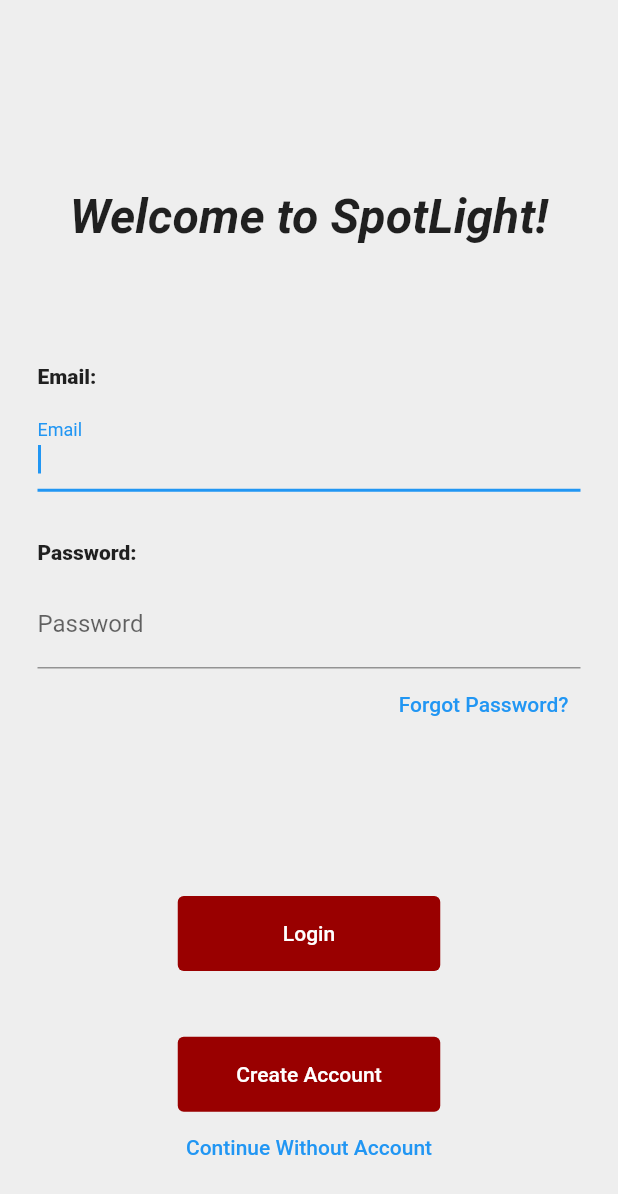
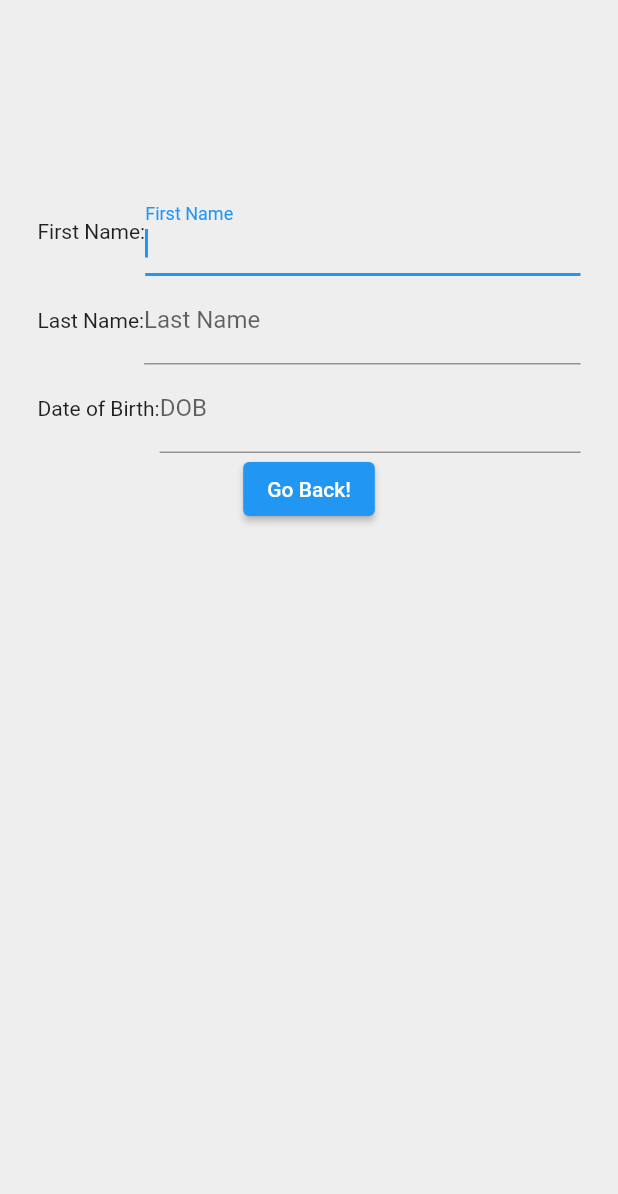
Before and after one commit to astrebe/project-spotlight, a Flutter app: the screen it shows after launch, on a phone screen of 412 x 824 dp. Shown: the top 1194 px of the screen. Run offline on Flutter 3.47's test engine with Material 2 defaults, Android fonts, the phone set to English and light mode, and no system bars; our stand-ins replace firebase_auth, firebase_core; accounts and stored records are empty.

Commit message:
Added UserSettings
Created and set up the user settings page and file. Also began setting up the UI for preliminary settings and layout of page. Also changed main to directly start user settings for testing purposes.

```diff
--- a/spotlight_app/lib/main.dart
+++ b/spotlight_app/lib/main.dart
@@ -1,6 +1,7 @@
 import 'package:flutter/material.dart';
 import "package:firebase_core/firebase_core.dart";
 import 'LoginScreen.dart';
+import 'userSettings.dart';
 
 void main() async {
   WidgetsFlutterBinding.ensureInitialized();
@@ -27,7 +28,7 @@ class MyApp extends StatelessWidget {
         // or simply save your changes to "hot reload" in a Flutter IDE).
         // Notice that the counter didn't reset back to zero; the application
         // is not restarted.
-        primaryColor: const Color.fromARGB(255, 153, 0, 0),
+        primaryColor:Color.fromARGB(255, 153, 0, 0),
       ),
       home: const MyHomePage(title: 'SpotLight Login Screen'),
     );
@@ -64,7 +65,7 @@ class _MyHomePageState extends State<MyHomePage> {
     return Scaffold(
       backgroundColor: Colors.grey.shade200,
       resizeToAvoidBottomInset: false,
-      body: const LoginScreen(),
+      body: const UserSettings(), //TO TEST USER SETTINGS ONLY!!!
     );
   }
 }
--- /dev/null
+++ b/spotlight_app/lib/userSettings.dart
@@ -0,0 +1,90 @@
+import 'package:flutter/material.dart';
+import "package:firebase_auth/firebase_auth.dart";
+
+class UserSettings extends StatefulWidget {
+  const UserSettings({Key? key}) : super(key: key);
+
+  @override
+  _UserSettingsState createState() => _UserSettingsState();
+}
+
+class _UserSettingsState extends State<UserSettings> {
+  String _firstName = "";
+  String _lastName = "";
+  String _dob = "";
+
+  @override
+  Widget build(BuildContext context) {
+    return Container(
+      padding: const EdgeInsets.all(25.0),
+      margin: const EdgeInsets.only(top: 100.0),
+      child: Center(
+          child: Column(
+        children: <Widget>[
+          Row(
+            crossAxisAlignment: CrossAxisAlignment.center,
+            mainAxisAlignment: MainAxisAlignment.start,
+            children: [
+              const Text(
+                "First Name:",
+              ),
+              Expanded(
+                child: TextFormField(
+                  autofocus: true,
+                  onChanged: (newText) {
+                    setState(() {
+                      _firstName = newText;
+                    });
+                  },
+                  decoration: InputDecoration(
+                    labelText: "First Name",
+                  ),
+                ),
+              ),
+            ],
+          ),
+          Row(
+            children: [
+              const Text("Last Name:"),
+              Expanded(
+                child: TextFormField(
+                  autofocus: true,
+                  onChanged: (newText) {
+                    setState(() {
+                      _lastName = newText;
+                    });
+                  },
+                  decoration: InputDecoration(
+                    labelText: "Last Name",
+                  ),
+                ),
+              ),
+            ],
+          ),
+          Row(
+            children: [
+              const Text("Date of Birth:"),
+              Expanded(
+                child: TextFormField(
+                  autofocus: true,
+                  onChanged: (newText) {
+                    setState(() {
+                      _dob = newText;
+                    });
+                  },
+                  decoration: InputDecoration(
+                    labelText: "DOB",
+                  ),
+                ),
+              ),
+            ],
+          ),
+          ElevatedButton(
+            onPressed: () async {},
+            child: const Text('Go Back!'),
+          ),
+        ],
+      )),
+    );
+  }
+}
```
